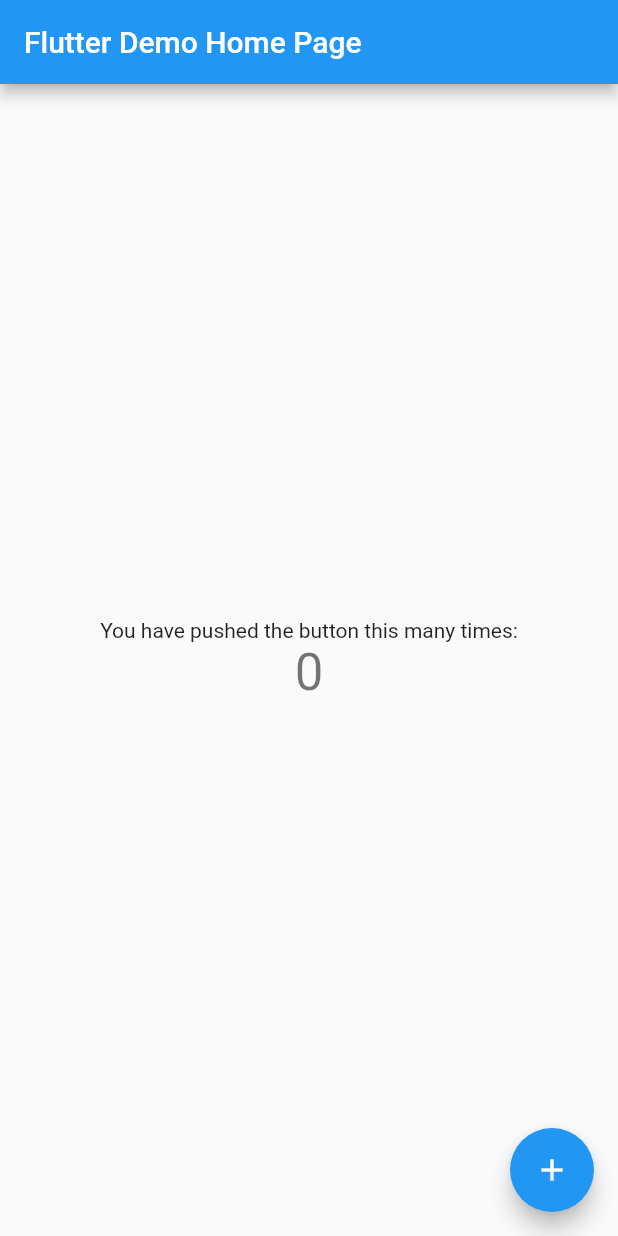
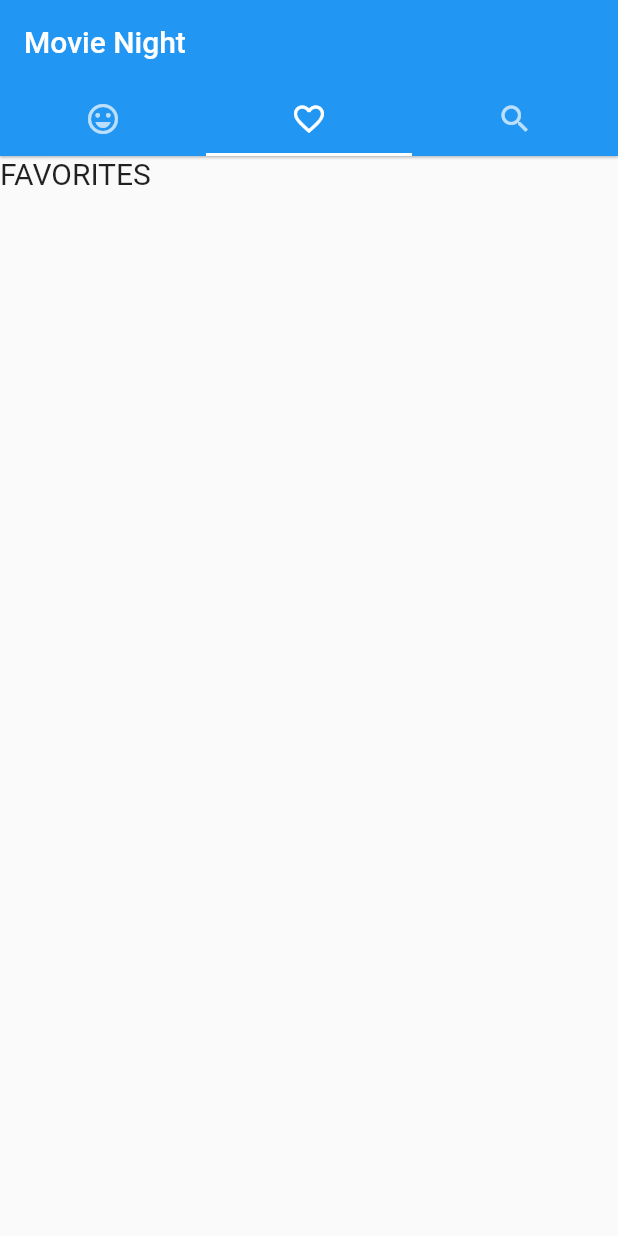
Before and after one commit to thepoosh/FlutterMovieNight, a Flutter app: the screen it shows after launch, on a phone screen of 412 x 824 dp. Run offline on Flutter 3.47's test engine with Material 2 defaults, Android fonts, the phone set to English and light mode, and no system bars.

```diff
--- /dev/null
+++ b/lib/MovieNightHome.dart
@@ -0,0 +1,58 @@
+import 'package:flutter/cupertino.dart';
+import 'package:flutter/material.dart';
+import 'package:flutter_movie_night/pages/favorites_screen.dart';
+import 'package:flutter_movie_night/pages/popular_screen.dart';
+import 'package:flutter_movie_night/pages/search_screen.dart';
+
+class MovieNightHome extends StatefulWidget {
+  @override
+  State<StatefulWidget> createState() => new _MovieNughtHomeState();
+}
+
+class _MovieNughtHomeState extends State<MovieNightHome>
+    with SingleTickerProviderStateMixin {
+  TabController _controller;
+
+  var _index;
+
+  @override
+  void initState() {
+    super.initState();
+    this._controller = new TabController(
+      vsync: this,
+      initialIndex: 1,
+      length: 3,
+    );
+  }
+
+  @override
+  Widget build(BuildContext context) {
+    return new Scaffold(
+      appBar: new AppBar(
+        title: new Text("Movie Night"),
+        elevation: 0.7,
+        bottom: new TabBar(
+          controller: _controller,
+          indicatorColor: Colors.white,
+          tabs: <Widget>[
+            new Tab(icon: new Icon(Icons.sentiment_very_satisfied)),
+            new Tab(
+              icon: new Icon(Icons.favorite_border),
+            ),
+            new Tab(icon: new Icon(Icons.search),
+            )
+          ],
+        ),
+      ),
+      body: new TabBarView(
+      controller: _controller,
+        children: <Widget>[
+          new PopularScreen(),
+          new FavoritesScreen(),
+          new SearchScreen(),
+      ],
+
+      ),
+    );
+  }
+}
--- /dev/null
+++ b/lib/data.dart
@@ -0,0 +1,106 @@
+class Movie {
+  bool adult;
+  String backdropPath;
+  Null belongsToCollection;
+  List<Genres> genres;
+  String homepage;
+  int id;
+  String imdbId;
+  String originalLanguage;
+  String originalTitle;
+  String overview;
+  double popularity;
+  String posterPath;
+  String releaseDate;
+  int runtime;
+  String title;
+  bool video;
+  double voteAverage;
+
+  Movie(
+      {this.adult,
+        this.backdropPath,
+        this.belongsToCollection,
+        this.genres,
+        this.homepage,
+        this.id,
+        this.imdbId,
+        this.originalLanguage,
+        this.originalTitle,
+        this.overview,
+        this.popularity,
+        this.posterPath,
+        this.releaseDate,
+        this.runtime,
+        this.title,
+        this.video,
+        this.voteAverage});
+
+  Movie.fromJson(Map<String, dynamic> json) {
+    adult = json['adult'];
+    backdropPath = json['backdrop_path'];
+    belongsToCollection = json['belongs_to_collection'];
+    if (json['genres'] != null) {
+      genres = new List<Genres>();
+      json['genres'].forEach((v) {
+        genres.add(new Genres.fromJson(v));
+      });
+    }
+    homepage = json['homepage'];
+    id = json['id'];
+    imdbId = json['imdb_id'];
+    originalLanguage = json['original_language'];
+    originalTitle = json['original_title'];
+    overview = json['overview'];
+    popularity = json['popularity'];
+    posterPath = json['poster_path'];
+    releaseDate = json['release_date'];
+    runtime = json['runtime'];
+    title = json['title'];
+    video = json['video'];
+    voteAverage = json['vote_average'];
+  }
+
+  Map<String, dynamic> toJson() {
+    final Map<String, dynamic> data = new Map<String, dynamic>();
+    data['adult'] = this.adult;
+    data['backdrop_path'] = this.backdropPath;
+    data['belongs_to_collection'] = this.belongsToCollection;
+    if (this.genres != null) {
+      data['genres'] = this.genres.map((v) => v.toJson()).toList();
+    }
+    data['homepage'] = this.homepage;
+    data['id'] = this.id;
+    data['imdb_id'] = this.imdbId;
+    data['original_language'] = this.originalLanguage;
+    data['original_title'] = this.originalTitle;
+    data['overview'] = this.overview;
+    data['popularity'] = this.popularity;
+    data['poster_path'] = this.posterPath;
+    data['release_date'] = this.releaseDate;
+    data['runtime'] = this.runtime;
+    data['title'] = this.title;
+    data['video'] = this.video;
+    data['vote_average'] = this.voteAverage;
+    return data;
+  }
+}
+
+class Genres {
+  int id;
+  String name;
+
+  Genres({this.id, this.name});
+
+  Genres.fromJson(Map<String, dynamic> json) {
+    id = json['id'];
+    name = json['name'];
+  }
+
+  Map<String, dynamic> toJson() {
+    final Map<String, dynamic> data = new Map<String, dynamic>();
+    data['id'] = this.id;
+    data['name'] = this.name;
+    return data;
+  }
+}
--- a/lib/main.dart
+++ b/lib/main.dart
@@ -1,111 +1,20 @@
 import 'package:flutter/material.dart';
+import 'package:flutter_movie_night/MovieNightHome.dart';
 
-void main() => runApp(MyApp());
+void main() => runApp(MovieNightApp());
 
-class MyApp extends StatelessWidget {
-  // This widget is the root of your application.
+class MovieNightApp extends StatelessWidget {
+
   @override
   Widget build(BuildContext context) {
-    return MaterialApp(
-      title: 'Flutter Demo',
-      theme: ThemeData(
-        // This is the theme of your application.
-        //
-        // Try running your application with "flutter run". You'll see the
-        // application has a blue toolbar. Then, without quitting the app, try
-        // changing the primarySwatch below to Colors.green and then invoke
-        // "hot reload" (press "r" in the console where you ran "flutter run",
-        // or simply save your changes to "hot reload" in a Flutter IDE).
-        // Notice that the counter didn't reset back to zero; the application
-        // is not restarted.
-        primarySwatch: Colors.blue,
+    return new MaterialApp(
+      title: "Movie Night",
+      theme: new ThemeData(
+        primaryColor: Colors.blue,
+        accentColor: Colors.blueAccent
       ),
-      home: MyHomePage(title: 'Flutter Demo Home Page'),
+      home: new MovieNightHome(),
+
     );
   }
 }
-
-class MyHomePage extends StatefulWidget {
-  MyHomePage({Key key, this.title}) : super(key: key);
-
-  // This widget is the home page of your application. It is stateful, meaning
-  // that it has a State object (defined below) that contains fields that affect
-  // how it looks.
-
-  // This class is the configuration for the state. It holds the values (in this
-  // case the title) provided by the parent (in this case the App widget) and
-  // used by the build method of the State. Fields in a Widget subclass are
-  // always marked "final".
-
-  final String title;
-
-  @override
-  _MyHomePageState createState() => _MyHomePageState();
-}
-
-class _MyHomePageState extends State<MyHomePage> {
-  int _counter = 0;
-
-  void _incrementCounter() {
-    setState(() {
-      // This call to setState tells the Flutter framework that something has
-      // changed in this State, which causes it to rerun the build method below
-      // so that the display can reflect the updated values. If we changed
-      // _counter without calling setState(), then the build method would not be
-      // called again, and so nothing would appear to happen.
-      _counter++;
-    });
-  }
-
-  @override
-  Widget build(BuildContext context) {
-    // This method is rerun every time setState is called, for instance as done
-    // by the _incrementCounter method above.
-    //
-    // The Flutter framework has been optimized to make rerunning build methods
-    // fast, so that you can just rebuild anything that needs updating rather
-    // than having to individually change instances of widgets.
-    return Scaffold(
-      appBar: AppBar(
-        // Here we take the value from the MyHomePage object that was created by
-        // the App.build method, and use it to set our appbar title.
-        title: Text(widget.title),
-      ),
-      body: Center(
-        // Center is a layout widget. It takes a single child and positions it
-        // in the middle of the parent.
-        child: Column(
-          // Column is also layout widget. It takes a list of children and
-          // arranges them vertically. By default, it sizes itself to fit its
-          // children horizontally, and tries to be as tall as its parent.
-          //
-          // Invoke "debug painting" (press "p" in the console, choose the
-          // "Toggle Debug Paint" action from the Flutter Inspector in Android
-          // Studio, or the "Toggle Debug Paint" command in Visual Studio Code)
-          // to see the wireframe for each widget.
-          //
-          // Column has various properties to control how it sizes itself and
-          // how it positions its children. Here we use mainAxisAlignment to
-          // center the children vertically; the main axis here is the vertical
-          // axis because Columns are vertical (the cross axis would be
-          // horizontal).
-          mainAxisAlignment: MainAxisAlignment.center,
-          children: <Widget>[
-            Text(
-              'You have pushed the button this many times:',
-            ),
-            Text(
-              '$_counter',
-              style: Theme.of(context).textTheme.display1,
-            ),
-          ],
-        ),
-      ),
-      floatingActionButton: FloatingActionButton(
-        onPressed: _incrementCounter,
-        tooltip: 'Increment',
-        child: Icon(Icons.add),
-      ), // This trailing comma makes auto-formatting nicer for build methods.
-    );
-  }
-}
--- /dev/null
+++ b/lib/pages/favorites_screen.dart
@@ -0,0 +1,13 @@
+import 'package:flutter/material.dart';
+
+class FavoritesScreen extends StatelessWidget {
+  @override
+  Widget build(BuildContext context) {
+    return Container(
+      child: new Text(
+        "FAVORITES",
+        style: new TextStyle(fontSize: 20.0),
+      ),
+    );
+  }
+}
--- a/pubspec.yaml
+++ b/pubspec.yaml
@@ -23,6 +23,8 @@ dependencies:
   # The following adds the Cupertino Icons font to your application.
   # Use with the CupertinoIcons class for iOS style icons.
   cupertino_icons: ^0.1.2
+  http: ^0.12.0
+  provider: ^1.6.1
 
 dev_dependencies:
   flutter_test:
```
Also changed, not shown: lib/model/movie_model.dart (added, +23 -0 lines), lib/pages/popular_screen.dart (added, +52 -0 lines), lib/pages/search_screen.dart (added, +13 -0 lines), lib/utils.dart (added, +27 -0 lines), lib/pages/single_movie_screen.dart (added), pubspec.lock.
